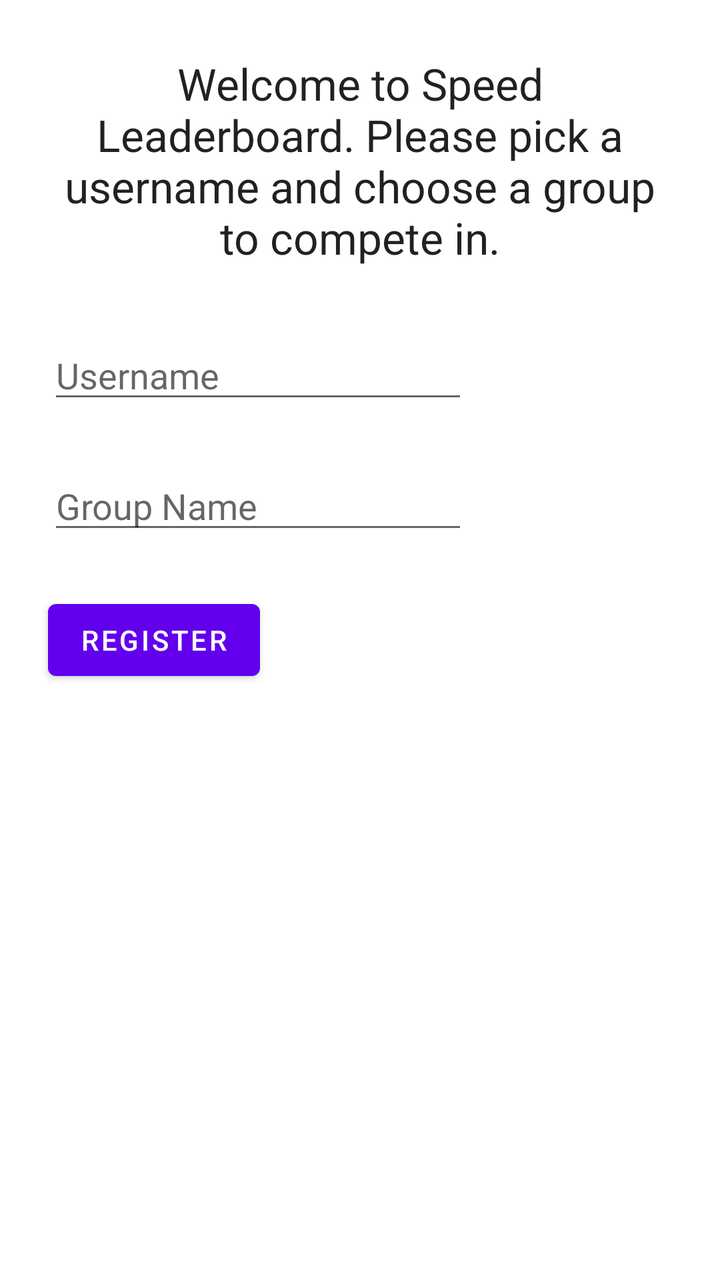
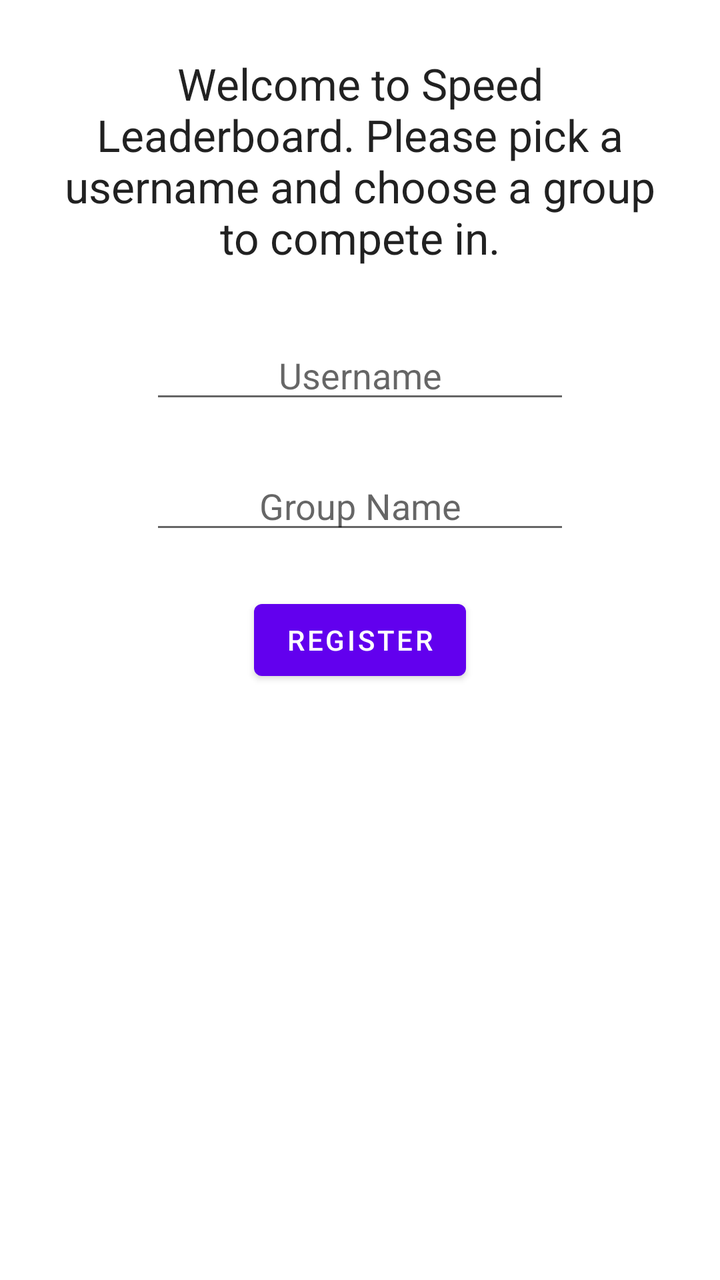

Compare the two renders of this Android layout. The source of the first and the diff that turns it into the second are given below.
<!-- AndroidManifest.xml: application theme AppTheme -->
<!-- res/layout/activity_register.xml -->
<?xml version="1.0" encoding="utf-8"?>
<androidx.constraintlayout.widget.ConstraintLayout
        xmlns:android="http://schemas.android.com/apk/res/android"
        xmlns:tools="http://schemas.android.com/tools"
        xmlns:app="http://schemas.android.com/apk/res-auto"
        android:layout_width="match_parent"
        android:layout_height="match_parent"
        tools:context=".Register">

    <EditText
            android:layout_width="wrap_content"
            android:layout_height="wrap_content"
            android:inputType="textPersonName"
            android:ems="10"
            android:id="@+id/leagueField"
            android:singleLine="true" android:hint="@string/league_name" android:selectAllOnFocus="true"
            android:autofillHints=""
            app:layout_constraintTop_toBottomOf="@+id/usernameField"
            android:layout_marginTop="24dp" app:layout_constraintStart_toStartOf="@+id/usernameField"/>
    <TextView
            android:layout_width="0dp"
            android:layout_height="wrap_content"
            android:text="@string/welcomeMessage"
            app:layout_constraintBottom_toBottomOf="parent"
            app:layout_constraintLeft_toLeftOf="parent"
            app:layout_constraintRight_toRightOf="parent"
            app:layout_constraintTop_toTopOf="parent" app:layout_constraintHorizontal_bias="0.333"
            app:layout_constraintVertical_bias="0.006" android:textAppearance="@style/TextAppearance.AppCompat.Large"
            android:id="@+id/welcomeText" android:layout_marginLeft="24dp" android:layout_marginRight="24dp"
            android:layout_marginTop="24dp" android:textAlignment="center"/>
    <EditText
            android:layout_width="wrap_content"
            android:layout_height="wrap_content"
            android:inputType="textPersonName"
            android:ems="10"
            android:id="@+id/usernameField"
            android:singleLine="true" android:hint="@string/username" android:selectAllOnFocus="true"
            app:layout_constraintTop_toBottomOf="@+id/welcomeText" android:layout_marginTop="32dp"
            app:layout_constraintStart_toStartOf="parent" android:layout_marginStart="24dp" android:autofillHints=""/>
    <Button
            android:text="@string/register"
            android:layout_width="wrap_content"
            android:layout_height="48dp" android:id="@+id/regButton"
            app:layout_constraintStart_toStartOf="@+id/leagueField"
            app:layout_constraintTop_toBottomOf="@+id/leagueField" android:layout_marginTop="24dp"
            android:onClick="loginButton"/>

</androidx.constraintlayout.widget.ConstraintLayout>
<!-- resources referenced by this layout -->
<resources>
  <string name="league_name">Group Name</string>
  <string name="register">Register</string>
  <string name="username">Username</string>
  <string name="welcomeMessage">Welcome to
          Speed Leaderboard. Please pick a username and choose a group to compete in.
      </string>
  <style name="AppTheme" parent="Theme.MaterialComponents.DayNight">
          <item name="android:windowBackground">@color/bg</item>
      </style>
  <color name="bg">#ffffff</color>
</resources>

<!-- the commit's change to res/layout/activity_register.xml (unified diff, before → after) -->
@@ -16,7 +16,8 @@
             android:singleLine="true" android:hint="@string/league_name" android:selectAllOnFocus="true"
             android:autofillHints=""
             app:layout_constraintTop_toBottomOf="@+id/usernameField"
-            android:layout_marginTop="24dp" app:layout_constraintStart_toStartOf="@+id/usernameField"/>
+            android:layout_marginTop="24dp" app:layout_constraintStart_toStartOf="@+id/usernameField"
+            android:gravity="center_horizontal"/>
     <TextView
             android:layout_width="0dp"
             android:layout_height="wrap_content"
@@ -36,13 +37,15 @@
             android:id="@+id/usernameField"
             android:singleLine="true" android:hint="@string/username" android:selectAllOnFocus="true"
             app:layout_constraintTop_toBottomOf="@+id/welcomeText" android:layout_marginTop="32dp"
-            app:layout_constraintStart_toStartOf="parent" android:layout_marginStart="24dp" android:autofillHints=""/>
+            app:layout_constraintStart_toStartOf="parent" android:layout_marginStart="24dp" android:autofillHints=""
+            android:layout_marginEnd="24dp" app:layout_constraintEnd_toEndOf="parent"
+            android:gravity="center_horizontal"/>
     <Button
             android:text="@string/register"
             android:layout_width="wrap_content"
             android:layout_height="48dp" android:id="@+id/regButton"
             app:layout_constraintStart_toStartOf="@+id/leagueField"
             app:layout_constraintTop_toBottomOf="@+id/leagueField" android:layout_marginTop="24dp"
-            android:onClick="loginButton"/>
+            android:onClick="loginButton" app:layout_constraintEnd_toEndOf="@+id/leagueField"/>
 
 </androidx.constraintlayout.widget.ConstraintLayout>
